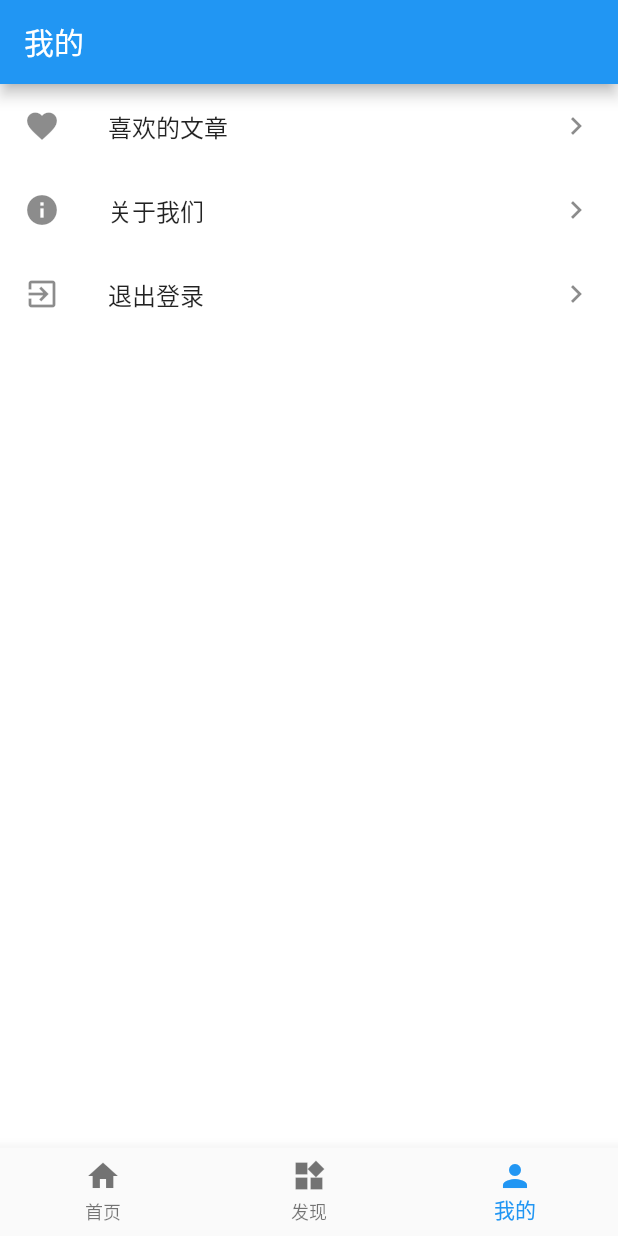
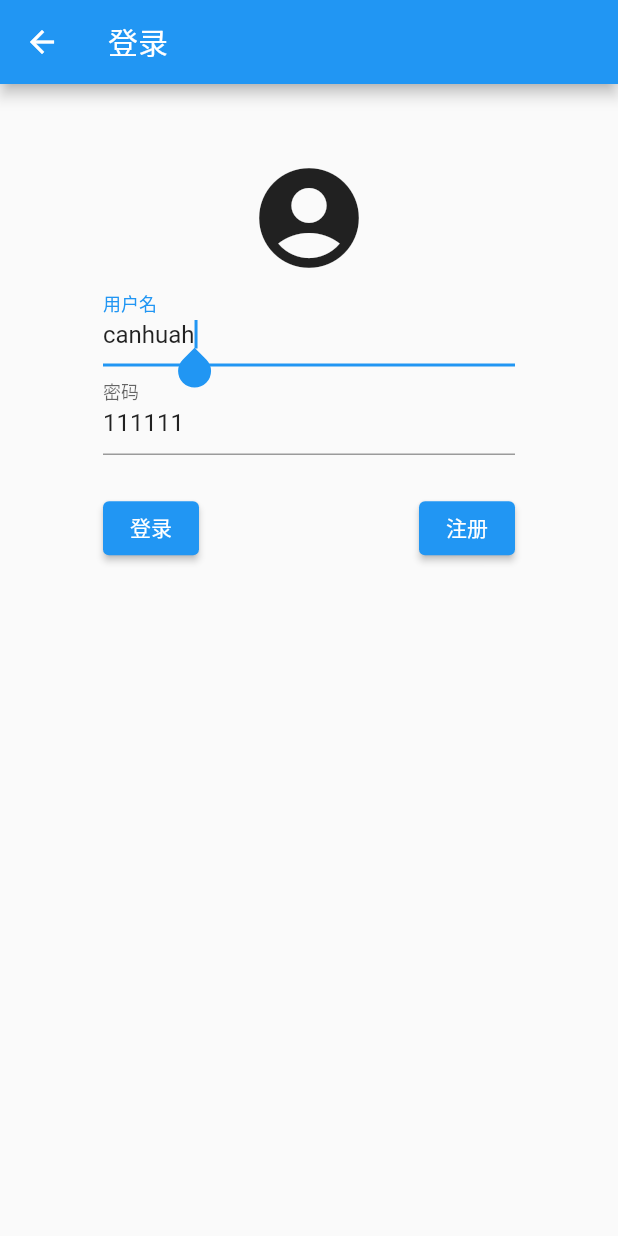
Before and after one commit to lee0000/flutterWan, a Flutter app: the screen it shows after launch, item 3 of the bottom bar chosen, after a tap on "登录", on a phone screen of 412 x 824 dp. Run offline on Flutter 3.47's test engine with Material 2 defaults, Android fonts, the phone set to English and light mode, and no system bars; our stand-ins replace dio, event_bus, flutter_screenutil; network calls fail.

Commit message:
调整了列表样式 新增了登录页面

```diff
--- /dev/null
+++ b/lib/pages/login_page.dart
@@ -0,0 +1,85 @@
+import 'package:flutter/material.dart';
+import 'package:wan_flutter/util/screen_util.dart';
+
+/**
+    author: Lee
+    date:   2022/5/31
+ */
+class LoginPage extends StatefulWidget {
+  const LoginPage({Key key}) : super(key: key);
+
+  @override
+  _LoginPageState createState() => _LoginPageState();
+}
+
+class _LoginPageState extends State<LoginPage> {
+
+  final TextEditingController _nameController =
+  TextEditingController(text: 'canhuah');
+  final TextEditingController _passwordController = TextEditingController(text: '111111');
+
+  var avatar = const Icon(Icons.account_circle, size: 80);
+
+  Widget userInputView(bool autoFocus, String label, TextEditingController controller){
+    return SizedBox(
+      width: ScreenCommonUtil.setRealWidth(500),
+      child: TextField(
+        autofocus: autoFocus,
+        decoration: InputDecoration(
+          labelText: label,
+        ),
+        controller: controller,
+      ),
+    );
+  }
+
+  Widget userLoginBtn(){
+    return SizedBox(
+      width: ScreenCommonUtil.setRealWidth(500),
+      child: Stack(
+        children: [
+          Align(
+            alignment: Alignment.centerLeft,
+            child: ElevatedButton(
+              onPressed: (){},
+              child: const Text(
+                  "登录"
+              ),
+            ),
+          ),
+          Align(
+            alignment: Alignment.centerRight,
+            child: ElevatedButton(
+              onPressed: (){},
+              child: const Text(
+                  "注册"
+              ),
+            ),
+          )
+        ],
+      ),
+    );
+  }
+
+  @override
+  Widget build(BuildContext context) {
+    return Scaffold(
+      appBar: AppBar(
+        title: const Text("登录"),
+      ),
+      body: Center(
+
+        child: Column(
+          children: [
+            SizedBox(height: ScreenCommonUtil.setRealHeight(80)),
+            avatar,
+            userInputView(true, "用户名", _nameController),
+            userInputView(false, "密码", _passwordController),
+            SizedBox(height: ScreenCommonUtil.setRealHeight(40)),
+            userLoginBtn()
+          ],
+        ),
+      )
+    );
+  }
+}
--- a/lib/pages/tab_three_page.dart
+++ b/lib/pages/tab_three_page.dart
@@ -28,9 +28,10 @@ class _TabThreePageState extends State<TabThreePage> {
             trailing: const Icon(Icons.chevron_right),
             onTap: (){
               print("登录");
-              setState(() {
-                isNeedLogin = !isNeedLogin;
-              });
+              // setState(() {
+              //   isNeedLogin = !isNeedLogin;
+              // });
+              Navigator.pushNamed(context, "/login");
             },
           );
       }  else{
--- a/lib/route/route.dart
+++ b/lib/route/route.dart
@@ -1,12 +1,14 @@
 import 'package:flutter/material.dart';
 import 'package:wan_flutter/pages/about_page.dart';
 import 'package:wan_flutter/pages/home_page.dart';
+import 'package:wan_flutter/pages/login_page.dart';
 import 'package:wan_flutter/pages/welcome_page.dart';
 
 // 配置路由
 final routes = {
   "/": (context) => const WelcomePage(),
   "/about": (context) => const AboutPage(),
+  "/login": (context) => const LoginPage(),
 };
 
 //固定写法
```
Also changed, not shown: lib/item/item_article.dart (+10 -5 lines), lib/util/relative_date.dart (added, +68 -0 lines).
